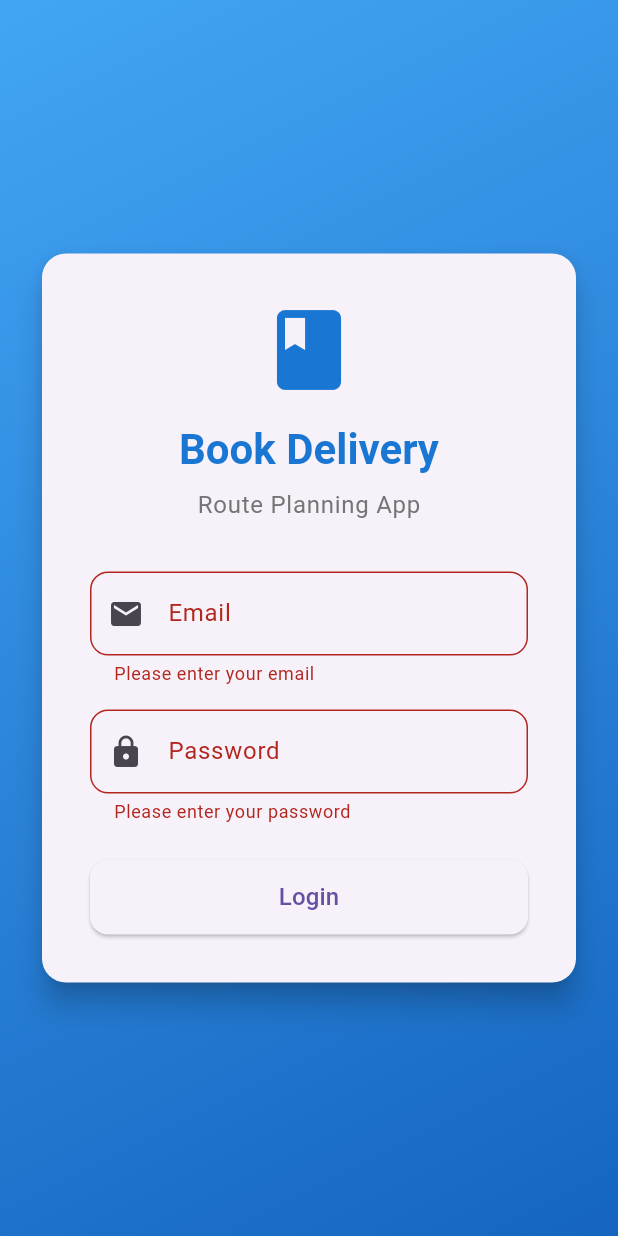
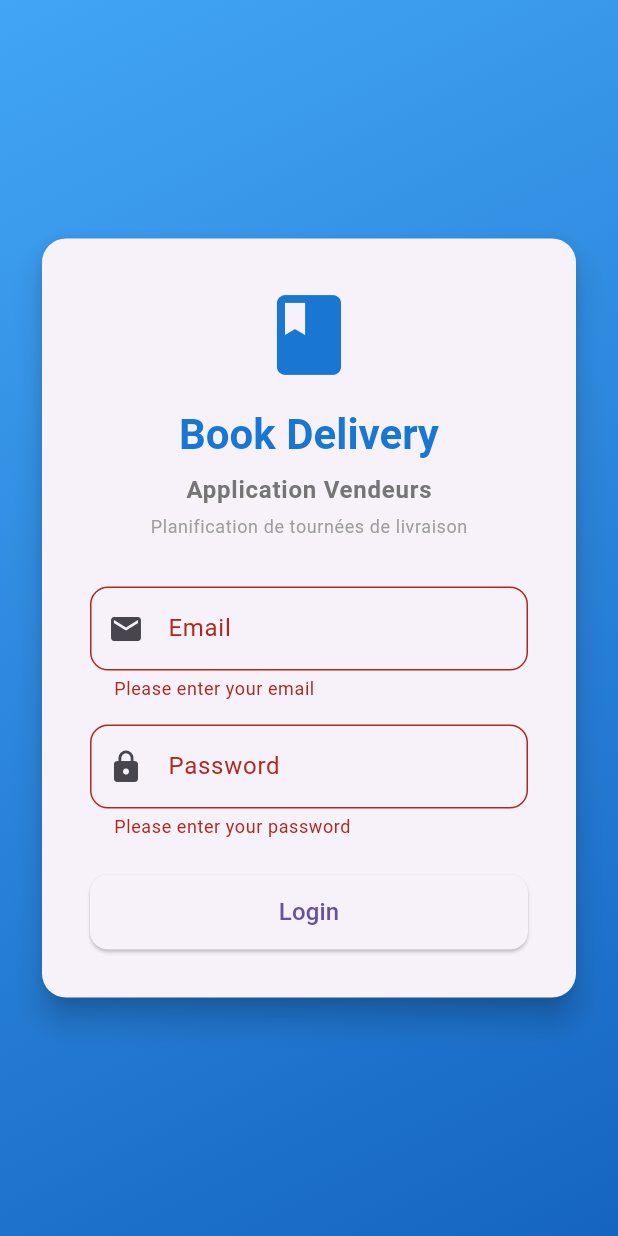
Before and after one commit to y-dbaichi/book-marketplace-flutter, a Flutter app: the screen it shows after launch, after a tap on "Login", on a phone screen of 412 x 824 dp. Run offline on Flutter 3.47's test engine with Material 3 defaults, Android fonts, the phone set to English and light mode, and no system bars; our stand-ins replace dio, flutter_map, flutter_secure_storage, geolocator, latlong2, pretty_dio_logger and 2 more; accounts and stored records are empty.

Commit message:
trying to lock buyer from accessing flutter app

```diff
--- a/lib/pages/login_page.dart
+++ b/lib/pages/login_page.dart
@@ -45,8 +45,14 @@ class _LoginPageState extends State<LoginPage> {
         );
       }
     } catch (e) {
+      // Clean up error message - remove "Exception:" prefix
+      String errorMsg = e.toString();
+      if (errorMsg.startsWith('Exception: ')) {
+        errorMsg = errorMsg.substring(11); // Remove "Exception: " prefix
+      }
+
       setState(() {
-        _errorMessage = 'Login failed: ${e.toString()}';
+        _errorMessage = errorMsg;
         _isLoading = false;
       });
     }
@@ -79,25 +85,30 @@ class _LoginPageState extends State<LoginPage> {
                     child: Column(
                       mainAxisSize: MainAxisSize.min,
                       children: [
-                        Icon(
-                          Icons.book,
-                          size: 64,
-                          color: Colors.blue.shade700,
-                        ),
+                        Icon(Icons.book, size: 64, color: Colors.blue.shade700),
                         const SizedBox(height: 16),
                         Text(
                           'Book Delivery',
-                          style: Theme.of(context).textTheme.headlineMedium?.copyWith(
-                            fontWeight: FontWeight.bold,
-                            color: Colors.blue.shade700,
-                          ),
+                          style: Theme.of(context).textTheme.headlineMedium
+                              ?.copyWith(
+                                fontWeight: FontWeight.bold,
+                                color: Colors.blue.shade700,
+                              ),
                         ),
                         const SizedBox(height: 8),
                         Text(
-                          'Route Planning App',
-                          style: Theme.of(context).textTheme.bodyLarge?.copyWith(
-                            color: Colors.grey.shade600,
-                          ),
+                          'Application Vendeurs',
+                          style: Theme.of(context).textTheme.bodyLarge
+                              ?.copyWith(
+                                color: Colors.grey.shade600,
+                                fontWeight: FontWeight.w600,
+                              ),
+                        ),
+                        const SizedBox(height: 4),
+                        Text(
+                          'Planification de tournées de livraison',
+                          style: Theme.of(context).textTheme.bodySmall
+                              ?.copyWith(color: Colors.grey.shade500),
                         ),
                         const SizedBox(height: 32),
 
@@ -159,7 +170,9 @@ class _LoginPageState extends State<LoginPage> {
                                 Expanded(
                                   child: Text(
                                     _errorMessage!,
-                                    style: TextStyle(color: Colors.red.shade700),
+                                    style: TextStyle(
+                                      color: Colors.red.shade700,
+                                    ),
                                   ),
                                 ),
                               ],
--- a/lib/services/auth_service.dart
+++ b/lib/services/auth_service.dart
@@ -21,11 +21,17 @@ class AuthService {
     final response = await _api.post(AppConstants.loginEndpoint, data: request.toJson());
     final authResponse = AuthResponse.fromJson(response.data);
 
+    // Check if user is a seller (Flutter app is for sellers only)
+    if (authResponse.user.userType != 'seller') {
+      print('❌ Login rejected: User is not a seller (type: ${authResponse.user.userType})');
+      throw Exception('Cette application est réservée aux vendeurs uniquement. Veuillez utiliser la version web pour les acheteurs.');
+    }
+
     await _storage.saveToken(authResponse.token);
     await _storage.saveUser(authResponse.user.toJson());
     _currentUser = authResponse.user;
 
-    print('✅ Login successful: ${authResponse.user.email}');
+    print('✅ Login successful: ${authResponse.user.email} (seller)');
     return authResponse;
   }
 
@@ -41,7 +47,16 @@ class AuthService {
 
     final userData = await _storage.getUser();
     if (userData != null) {
-      _currentUser = User.fromJson(userData);
+      final user = User.fromJson(userData);
+
+      // Check if user is a seller (Flutter app is for sellers only)
+      if (user.userType != 'seller') {
+        print('❌ Auto-logout: User is not a seller (type: ${user.userType})');
+        await logout();
+        return false;
+      }
+
+      _currentUser = user;
       return true;
     }
     return false;
@@ -57,6 +72,13 @@ class AuthService {
       print('🔄 Manually refreshing auth token...');
       final response = await _api.post(AppConstants.refreshEndpoint);
       final authResponse = AuthResponse.fromJson(response.data);
+
+      // Check if user is a seller (Flutter app is for sellers only)
+      if (authResponse.user.userType != 'seller') {
+        print('❌ Token refresh rejected: User is not a seller');
+        await logout();
+        return false;
+      }
 
       await _storage.saveToken(authResponse.token);
       await _storage.saveUser(authResponse.user.toJson());
```
